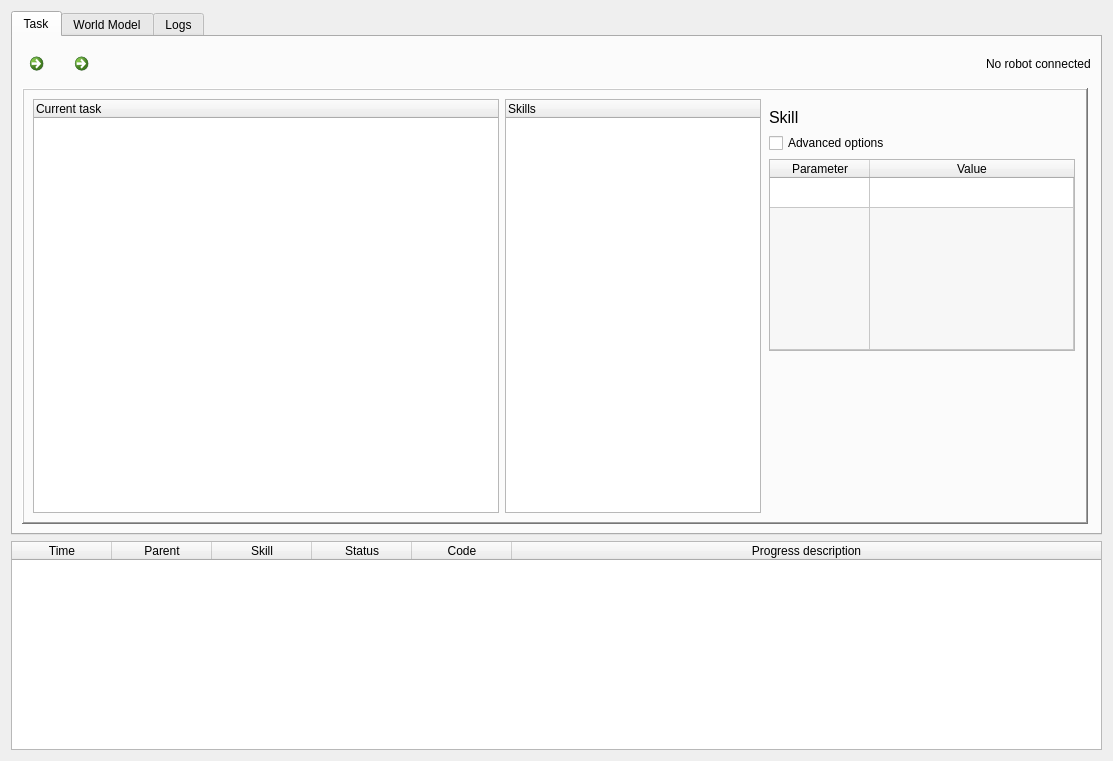
This is skiros2_gui/src/skiros2_gui/core/skiros_gui.ui in RobotLabLTH/skiros2 as Qt 5 draws it before an edit. The edited form follows.
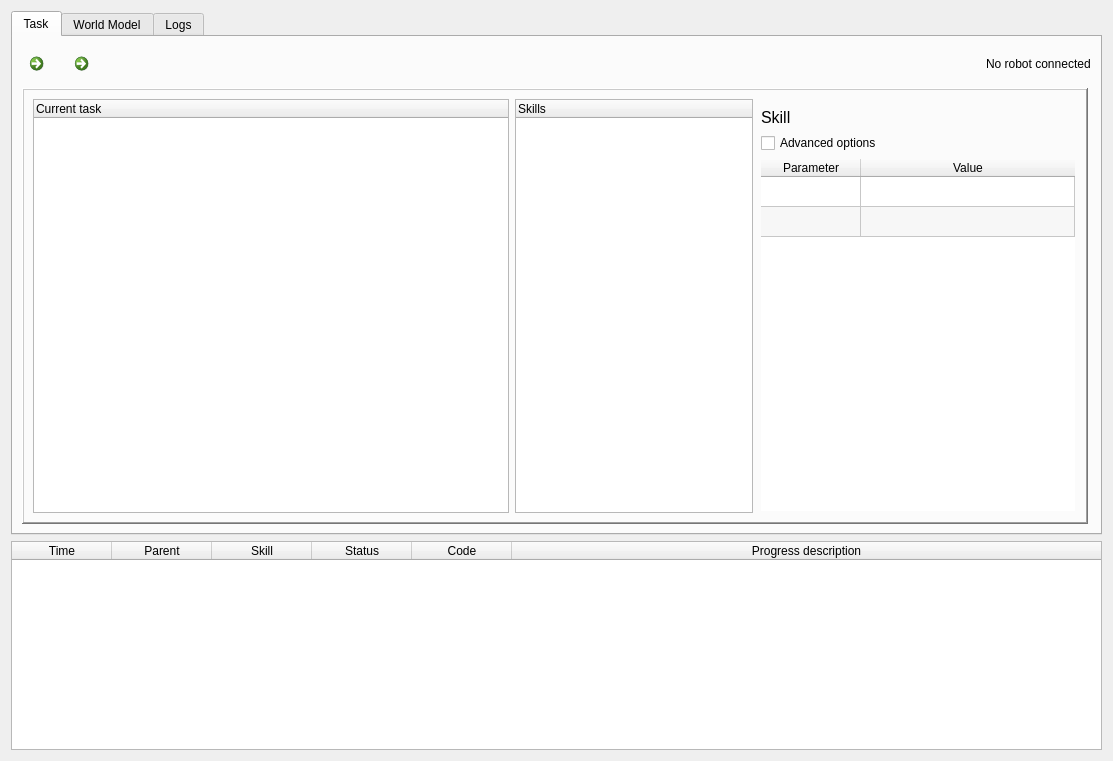
This is the edited form. Icons and pictures are not drawn.

```diff
--- a/skiros2_gui/src/skiros2_gui/core/skiros_gui.ui
+++ b/skiros2_gui/src/skiros2_gui/core/skiros_gui.ui
@@ -208,14 +208,17 @@
           <item>
            <widget class="QTreeWidget" name="skill_tree_widget">
             <property name="sizePolicy">
-             <sizepolicy hsizetype="MinimumExpanding" vsizetype="Expanding">
-              <horstretch>0</horstretch>
+             <sizepolicy hsizetype="Expanding" vsizetype="Expanding">
+              <horstretch>3</horstretch>
               <verstretch>0</verstretch>
              </sizepolicy>
             </property>
             <property name="toolTip">
              <string>List of available skills</string>
             </property>
+            <property name="indentation">
+             <number>10</number>
+            </property>
             <column>
              <property name="text">
               <string>Skills</string>
@@ -238,6 +241,9 @@
              <property name="rightMargin">
               <number>2</number>
              </property>
+             <property name="bottomMargin">
+              <number>2</number>
+             </property>
              <item>
               <widget class="QLabel" name="skill_name_label">
                <property name="font">
@@ -263,7 +269,7 @@
              <item>
               <widget class="QTableWidget" name="skill_params_table">
                <property name="sizePolicy">
-                <sizepolicy hsizetype="Expanding" vsizetype="MinimumExpanding">
+                <sizepolicy hsizetype="Expanding" vsizetype="Expanding">
                  <horstretch>0</horstretch>
                  <verstretch>0</verstretch>
                 </sizepolicy>
@@ -280,12 +286,24 @@
                <property name="autoFillBackground">
                 <bool>true</bool>
                </property>
+               <property name="frameShape">
+                <enum>QFrame::NoFrame</enum>
+               </property>
+               <property name="frameShadow">
+                <enum>QFrame::Sunken</enum>
+               </property>
+               <property name="sizeAdjustPolicy">
+                <enum>QAbstractScrollArea::AdjustIgnored</enum>
+               </property>
                <property name="alternatingRowColors">
                 <bool>true</bool>
                </property>
                <property name="showGrid">
                 <bool>true</bool>
                </property>
+               <property name="gridStyle">
+                <enum>Qt::SolidLine</enum>
+               </property>
                <property name="cornerButtonEnabled">
                 <bool>false</bool>
                </property>
@@ -305,7 +323,7 @@
                 <bool>true</bool>
                </attribute>
                <attribute name="verticalHeaderStretchLastSection">
-                <bool>true</bool>
+                <bool>false</bool>
                </attribute>
                <row/>
                <row/>
@@ -321,19 +339,6 @@
                </column>
               </widget>
              </item>
-             <item>
-              <spacer name="verticalSpacer">
-               <property name="orientation">
-                <enum>Qt::Vertical</enum>
-               </property>
-               <property name="sizeHint" stdset="0">
-                <size>
-                 <width>20</width>
-                 <height>80</height>
-                </size>
-               </property>
-              </spacer>
-             </item>
             </layout>
            </widget>
           </item>
```
Left out of the diff: 5 changed lines with no effect on the pictures.
